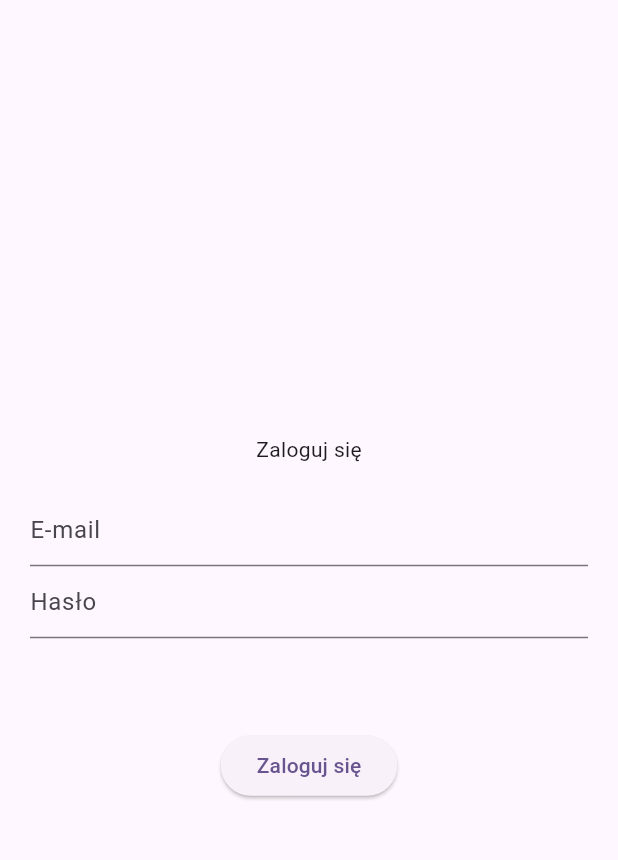
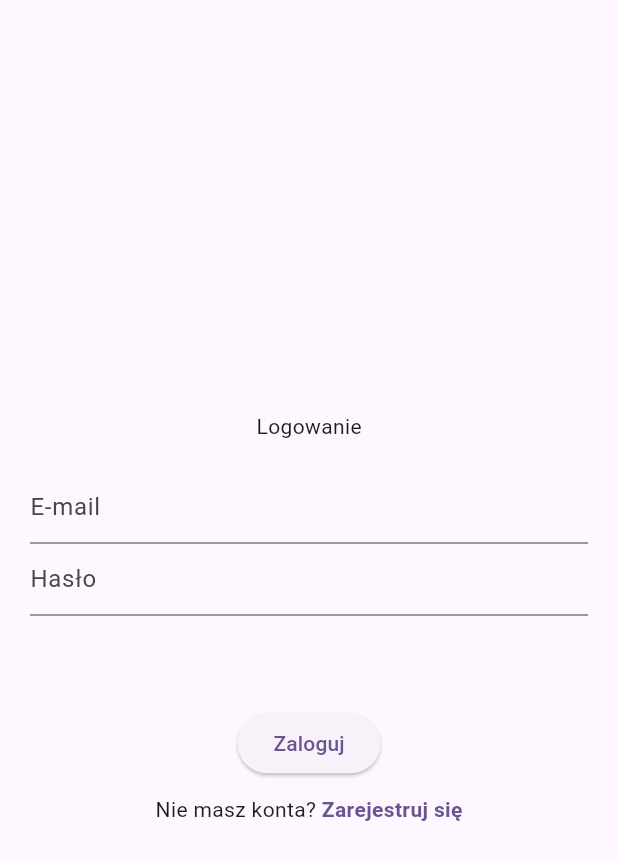
Before and after one commit to lechsebastian/pizza, a Flutter app: the screen it shows after launch, on a phone screen of 412 x 824 dp. Shown: the top 860 px of the screen. Run offline on Flutter 3.47's test engine with Material 3 defaults, Android fonts, the phone set to English and light mode, and no system bars; our stand-ins replace firebase_auth, firebase_core; accounts and stored records are empty.

Commit message:
Add registration

```diff
--- a/lib/app/login/login_page.dart
+++ b/lib/app/login/login_page.dart
@@ -16,6 +16,7 @@ class LoginPage extends StatefulWidget {
 
 class _LoginPageState extends State<LoginPage> {
   var errorMessage = '';
+  var isCreatingAccount = false;
 
   @override
   Widget build(BuildContext context) {
@@ -26,7 +27,7 @@ class _LoginPageState extends State<LoginPage> {
           child: Column(
             mainAxisAlignment: MainAxisAlignment.center,
             children: [
-              const Text('Zaloguj się'),
+              Text(isCreatingAccount ? 'Rejestracja' : 'Logowanie'),
               const SizedBox(height: 20),
               TextField(
                 decoration: const InputDecoration(
@@ -46,6 +47,18 @@ class _LoginPageState extends State<LoginPage> {
               const SizedBox(height: 20),
               ElevatedButton(
                 onPressed: () async {
+                  if (isCreatingAccount) {
+                    try {
+                      await FirebaseAuth.instance
+                          .createUserWithEmailAndPassword(
+                              email: widget.emailController.text,
+                              password: widget.passwordController.text);
+                    } catch (error) {
+                      setState(() {
+                        errorMessage = error.toString();
+                      });
+                    }
+                  } else {
                     try {
                       await FirebaseAuth.instance.signInWithEmailAndPassword(
                           email: widget.emailController.text,
@@ -55,9 +68,33 @@ class _LoginPageState extends State<LoginPage> {
                         errorMessage = error.toString();
                       });
                     }
+                  }
                 },
-                child: const Text('Zaloguj się'),
+                child: Text(isCreatingAccount ? 'Zarejestruj' : 'Zaloguj'),
               ),
+              const SizedBox(height: 10),
+              Row(
+                mainAxisAlignment: MainAxisAlignment.center,
+                children: [
+                  Text(isCreatingAccount
+                      ? 'Masz już konto? '
+                      : 'Nie masz konta? '),
+                  InkWell(
+                    onTap: () {
+                      setState(() {
+                        isCreatingAccount = !isCreatingAccount;
+                      });
+                    },
+                    child: Text(
+                      isCreatingAccount ? 'Zaloguj się' : 'Zarejestruj się',
+                      style: TextStyle(
+                        color: Theme.of(context).primaryColor,
+                        fontWeight: FontWeight.bold,
+                      ),
+                    ),
+                  ),
+                ],
+              )
             ],
           ),
         ),
```
Lines whose indentation alone changed are shown as unchanged.
